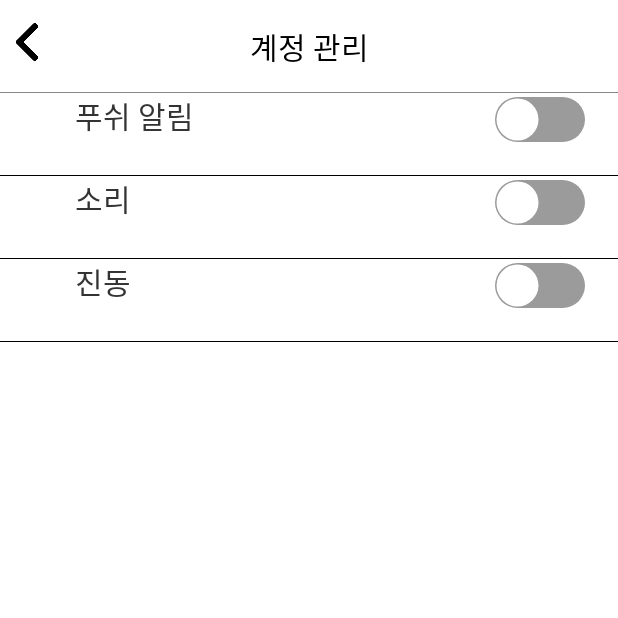
After one commit to yj310/Dotory, an Android app: the StudentInformationPushActivity screen opened directly, with no data from a screen before it, on a phone screen of 412 x 824 dp, the top half of it. The commit adds this screen. Run offline under Robolectric (Android 15) with nearby library versions, the phone set to English and light mode, and no system bars.

Commit message:
create push management page

```diff
--- a/Project/app/src/main/AndroidManifest.xml
+++ b/Project/app/src/main/AndroidManifest.xml
@@ -11,7 +11,8 @@
         android:roundIcon="@mipmap/ic_launcher_round"
         android:supportsRtl="true"
         android:theme="@style/AppTheme">
-        <activity android:name=".student.information.StudentInformationAccountActivity"></activity>
+        <activity android:name=".student.information.StudentInformationPushActivity"></activity>
+        <activity android:name=".student.information.StudentInformationAccountActivity" />
         <activity android:name=".student.information.StudentInformationModifyActivity" />
         <activity android:name=".student.information.StudentInformationDetailActivity" />
         <activity android:name=".manager.ManagerPointActivity" />
--- a/Project/app/src/main/java/com/example/dotory/student/information/StudentInformationActivity.java
+++ b/Project/app/src/main/java/com/example/dotory/student/information/StudentInformationActivity.java
@@ -60,9 +60,10 @@ public class StudentInformationActivity extends AppCompatActivity {
         tv_info_email = (TextView) findViewById(R.id.info_text_email);
 
 
-        findViewById(R.id.account_btn).setOnClickListener(onClickListener);
         findViewById(R.id.detail_info_btn).setOnClickListener(onClickListener);
         findViewById(R.id.modify_info_btn).setOnClickListener(onClickListener);
+        findViewById(R.id.push_btn).setOnClickListener(onClickListener);
+        findViewById(R.id.account_btn).setOnClickListener(onClickListener);
 
 
         Intent intent = getIntent();
@@ -110,11 +111,6 @@ public class StudentInformationActivity extends AppCompatActivity {
         public void onClick(View view) {
             Intent intent;
             switch(view.getId()){
-                case R.id.account_btn:
-                    intent = new Intent(StudentInformationActivity.this, StudentInformationAccountActivity.class);
-                    startActivity(intent);
-                    overridePendingTransition(0, 0);
-                    break;
                 case R.id.detail_info_btn:
                     intent = new Intent(StudentInformationActivity.this, StudentInformationDetailActivity.class);
                     intent.putExtra("email", email);
@@ -124,6 +120,16 @@ public class StudentInformationActivity extends AppCompatActivity {
                 case R.id.modify_info_btn:
                     intent = new Intent(StudentInformationActivity.this, StudentInformationModifyActivity.class);
                     intent.putExtra("email", email);
+                    startActivity(intent);
+                    overridePendingTransition(0, 0);
+                    break;
+                case R.id.push_btn:
+                    intent = new Intent(StudentInformationActivity.this, StudentInformationPushActivity.class);
+                    startActivity(intent);
+                    overridePendingTransition(0, 0);
+                    break;
+                case R.id.account_btn:
+                    intent = new Intent(StudentInformationActivity.this, StudentInformationAccountActivity.class);
                     startActivity(intent);
                     overridePendingTransition(0, 0);
                     break;
--- /dev/null
+++ b/Project/app/src/main/java/com/example/dotory/student/information/StudentInformationPushActivity.java
@@ -0,0 +1,39 @@
+package com.example.dotory.student.information;
+
+import androidx.appcompat.app.AppCompatActivity;
+
+import android.content.Intent;
+import android.os.Build;
+import android.os.Bundle;
+import android.view.View;
+import android.view.WindowManager;
+
+import com.example.dotory.LoginActivity;
+import com.example.dotory.R;
+
+public class StudentInformationPushActivity extends AppCompatActivity {
+
+    @Override
+    protected void onCreate(Bundle savedInstanceState) {
+        super.onCreate(savedInstanceState);
+        getWindow().setFlags(WindowManager.LayoutParams.FLAG_FULLSCREEN,
+                WindowManager.LayoutParams.FLAG_FULLSCREEN);
+        setContentView(R.layout.activity_student_information_push);
+
+
+        findViewById(R.id.go_back_button).setOnClickListener(onClickListener);
+    }
+
+    View.OnClickListener onClickListener = new View.OnClickListener() {
+        @Override
+        public void onClick(View view) {
+            Intent intent;
+            switch(view.getId()){
+                case R.id.go_back_button:
+                    finish();
+                    break;
+            }
+        }
+    };
+
+}
--- /dev/null
+++ b/Project/app/src/main/res/drawable/switch_thumb.xml
@@ -0,0 +1,17 @@
+<?xml version="1.0" encoding="utf-8"?>
+<shape
+    xmlns:android="http://schemas.android.com/apk/res/android"
+    android:shape="oval">
+
+    <size
+        android:width="30dp"
+        android:height="30dp" />
+
+    <solid
+        android:color="#FFFFFF" />
+
+    <stroke
+        android:width="2dp"
+        android:color="#00000000" />
+
+</shape>
--- /dev/null
+++ b/Project/app/src/main/res/drawable/switch_track_off.xml
@@ -0,0 +1,19 @@
+<shape
+    xmlns:android="http://schemas.android.com/apk/res/android"
+    android:shape="rectangle" >
+
+    <corners
+        android:radius="15dp" />
+
+    <size
+        android:width="51dp"
+        android:height="30dp" />
+
+    <solid
+        android:color="#9b9b9b" />
+
+    <!--stroke
+        android:width="2dp"
+        android:color="#000000" /-->
+
+</shape>
--- /dev/null
+++ b/Project/app/src/main/res/drawable/switch_track_on.xml
@@ -0,0 +1,19 @@
+<shape
+    xmlns:android="http://schemas.android.com/apk/res/android"
+    android:shape="rectangle" >
+
+    <corners
+        android:radius="15dp" />
+
+    <size
+        android:width="51dp"
+        android:height="30dp" />
+
+    <solid
+        android:color="#4cd964" />
+
+    <!--stroke
+        android:width="2dp"
+        android:color="#000000" /-->
+
+</shape>
--- /dev/null
+++ b/Project/app/src/main/res/drawable/switch_track_selector.xml
@@ -0,0 +1,11 @@
+<?xml version="1.0" encoding="utf-8"?>
+<selector xmlns:android="http://schemas.android.com/apk/res/android">
+    <item
+        android:drawable="@drawable/switch_track_off"
+        android:state_checked="false"/>
+
+    <item
+        android:drawable="@drawable/switch_track_on"
+        android:state_checked="true"/>
+
+</selector>
--- a/Project/app/src/main/res/layout/activity_student_information.xml
+++ b/Project/app/src/main/res/layout/activity_student_information.xml
@@ -187,29 +187,34 @@
 
 
             </LinearLayout>
+
             <LinearLayout
+                android:id="@+id/push_btn"
                 android:layout_width="match_parent"
                 android:layout_height="55dp"
-                android:orientation="horizontal"
-                android:background="@drawable/button_border_1">
+                android:background="@drawable/button_border_1"
+                android:orientation="horizontal">
+
                 <TextView
                     android:layout_width="150dp"
                     android:layout_height="match_parent"
+                    android:layout_marginLeft="50dp"
+                    android:fontFamily="@font/fontstyle_noto_sans_kr_regular"
                     android:text="알림 설정"
-                    android:layout_marginLeft="50dp"
-                    android:textSize="20dp"
-                    android:fontFamily="@font/fontstyle_noto_sans_kr_regular"
-                    android:textColor="#333333"/>
+                    android:textColor="#333333"
+                    android:textSize="20dp" />
+
                 <ImageView
                     android:layout_width="20dp"
                     android:layout_height="match_parent"
-                    android:src="@drawable/left_arrow"
+                    android:layout_marginLeft="170dp"
                     android:focusableInTouchMode="true"
                     android:scaleType="fitCenter"
-                    android:layout_marginLeft="170dp"/>
+                    android:src="@drawable/left_arrow" />
 
 
             </LinearLayout>
+
             <LinearLayout
                 android:id="@+id/account_btn"
                 android:layout_width="match_parent"
--- /dev/null
+++ b/Project/app/src/main/res/layout/activity_student_information_push.xml
@@ -0,0 +1,148 @@
+<?xml version="1.0" encoding="utf-8"?>
+<LinearLayout xmlns:android="http://schemas.android.com/apk/res/android"
+    android:layout_width="match_parent"
+    android:layout_height="match_parent"
+    android:background="@color/colorBackground"
+    android:orientation="vertical"
+    android:weightSum="1">
+
+    <LinearLayout android:id="@+id/title_bar"
+        android:layout_width="match_parent"
+        android:layout_height="5dp"
+        android:layout_weight="0.07"
+        android:background="@drawable/title_bar_border"
+        android:orientation="horizontal">
+
+
+        <LinearLayout
+            android:id="@+id/go_back_button"
+            android:layout_width="wrap_content"
+            android:layout_height="wrap_content">
+            <ImageView
+                android:layout_width="25dp"
+                android:layout_height="25dp"
+                android:layout_marginTop="15dp"
+                android:layout_marginLeft="5dp"
+                android:background="@color/colorMenu"
+                android:focusableInTouchMode="true"
+                android:scaleType="fitCenter"
+                android:src="@drawable/right_arrow" />
+        </LinearLayout>
+
+        <TextView
+            android:id="@+id/app_title"
+            android:layout_width="match_parent"
+            android:layout_height="match_parent"
+            android:gravity="center"
+            android:text="계정 관리"
+            android:layout_marginRight="30dp"
+            android:fontFamily="@font/fontstyle"
+            android:textColor="#000000"
+            android:textSize="20dp" />
+
+    </LinearLayout>
+
+
+    <ScrollView android:id="@+id/main_area"
+        android:layout_width="match_parent"
+        android:layout_height="0dp"
+        android:layout_weight="0.93"
+        android:paddingBottom="1px"
+        android:background="#ffffff" >
+
+        <LinearLayout
+            android:layout_width="match_parent"
+            android:layout_height="match_parent"
+            android:orientation="vertical"
+            android:gravity="center"
+            android:paddingBottom="20dp"
+            android:background="@color/colorNoticeBackground">
+
+            <LinearLayout
+                android:id="@+id/push_switch"
+                android:layout_width="match_parent"
+                android:layout_height="55dp"
+                android:orientation="horizontal"
+                android:background="@drawable/button_border_2">
+                <TextView
+                    android:layout_width="150dp"
+                    android:layout_height="match_parent"
+                    android:text="푸쉬 알림"
+                    android:layout_marginLeft="50dp"
+                    android:textSize="20dp"
+                    android:fontFamily="@font/fontstyle_noto_sans_kr_regular"
+                    android:textColor="#333333"/>
+                <Switch
+                    android:layout_width="wrap_content"
+                    android:layout_height="wrap_content"
+                    android:gravity="center_vertical"
+                    android:track="@drawable/switch_track_selector"
+                    android:thumb="@drawable/switch_thumb"
+                    android:layout_marginLeft="130dp"/>
+
+
+
+
+            </LinearLayout>
+
+            <LinearLayout
+                android:id="@+id/sound_switch"
+                android:layout_width="match_parent"
+                android:layout_height="55dp"
+                android:orientation="horizontal"
+                android:background="@drawable/button_border_2">
+                <TextView
+                    android:layout_width="150dp"
+                    android:layout_height="match_parent"
+                    android:text="소리"
+                    android:layout_marginLeft="50dp"
+                    android:textSize="20dp"
+                    android:fontFamily="@font/fontstyle_noto_sans_kr_regular"
+                    android:textColor="#333333"/>
+                <Switch
+                    android:layout_width="wrap_content"
+                    android:layout_height="wrap_content"
+                    android:gravity="center_vertical"
+                    android:track="@drawable/switch_track_selector"
+                    android:thumb="@drawable/switch_thumb"
+                    android:layout_marginLeft="130dp"/>
+
+
+
+
+            </LinearLayout>
+            <LinearLayout
+                android:id="@+id/vibration_switch"
+                android:layout_width="match_parent"
+                android:layout_height="55dp"
+                android:orientation="horizontal"
+                android:background="@drawable/button_border_2">
+                <TextView
+                    android:layout_width="150dp"
+                    android:layout_height="match_parent"
+                    android:text="진동"
+                    android:layout_marginLeft="50dp"
+                    android:textSize="20dp"
+                    android:fontFamily="@font/fontstyle_noto_sans_kr_regular"
+                    android:textColor="#333333"/>
+                <Switch
+                    android:layout_width="wrap_content"
+                    android:layout_height="wrap_content"
+                    android:gravity="center_vertical"
+                    android:track="@drawable/switch_track_selector"
+                    android:thumb="@drawable/switch_thumb"
+                    android:layout_marginLeft="130dp"/>
+
+
+
+
+            </LinearLayout>
+
+
+        </LinearLayout>
+
+    </ScrollView>
+
+
+
+</LinearLayout>
```
